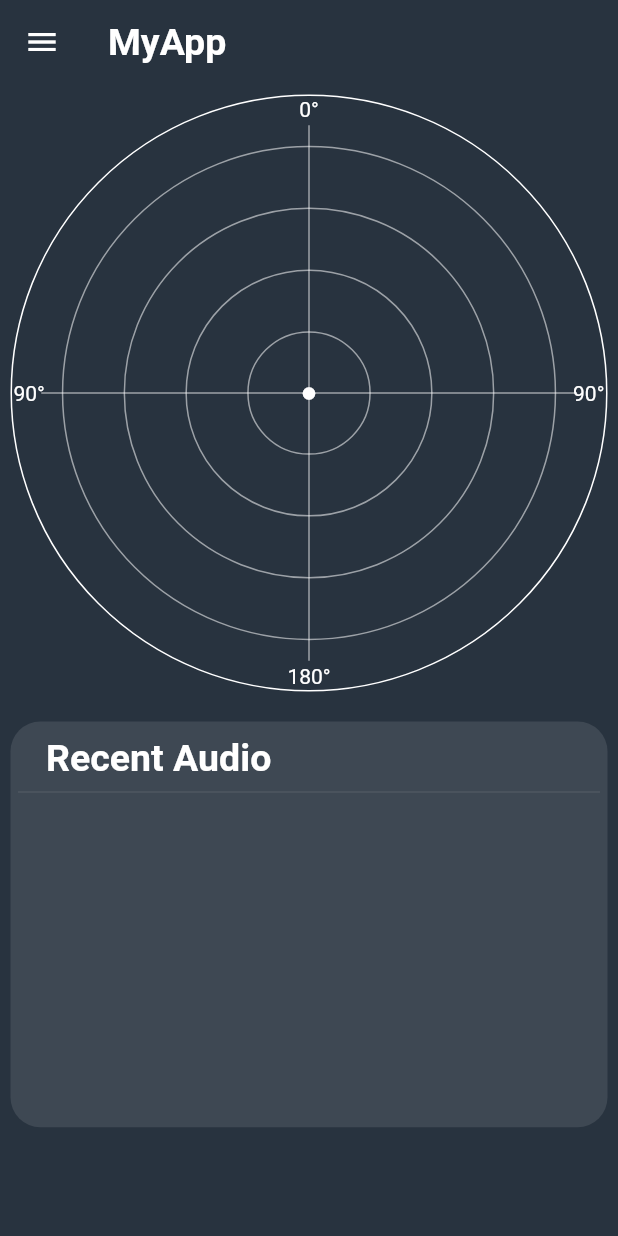
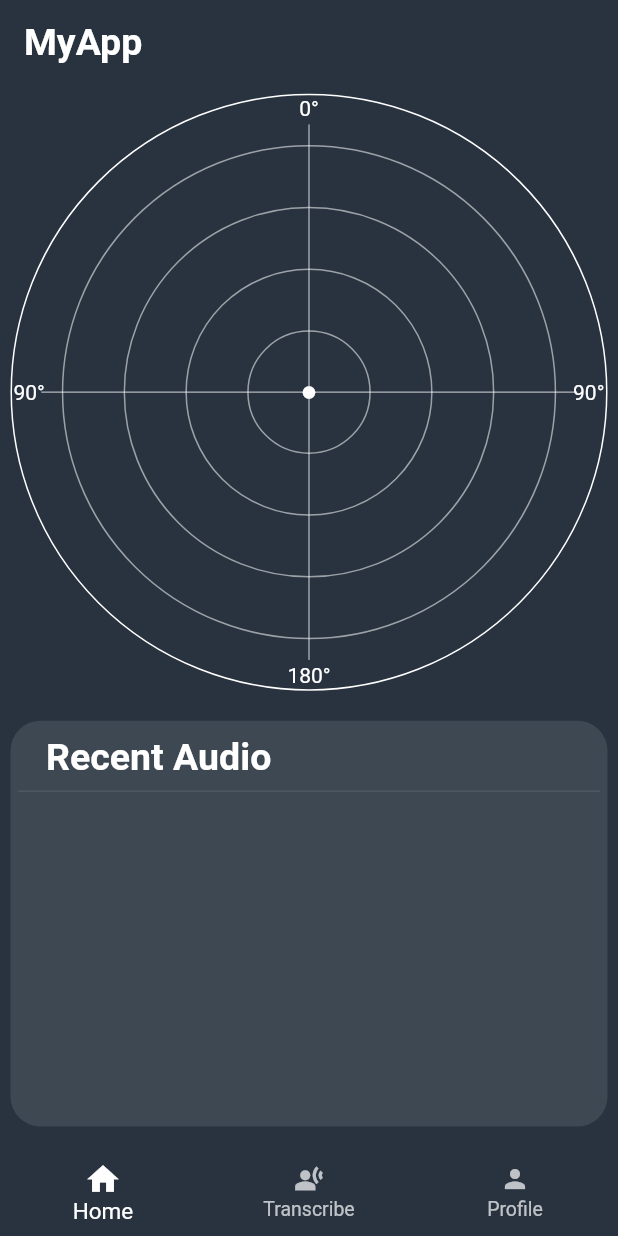
Before and after one commit to krishmehta511/App-for-Hearing-Impared, a Flutter app: the screen it shows after launch, on a phone screen of 412 x 824 dp. Run offline on Flutter 3.47's test engine with Material 2 defaults, Android fonts, the phone set to English and light mode, and no system bars; our stand-ins replace firebase_core, firebase_database, permission_handler, speech_to_text, vibration; missing offline and left inert: colorful_iconify_flutter, iconify_flutter; accounts and stored records are empty.

Commit message:
Transcribe screen done

```diff
--- a/lib/main.dart
+++ b/lib/main.dart
@@ -4,7 +4,6 @@ import 'package:flutter/services.dart';
 import 'package:firebase_core/firebase_core.dart';
 
 import 'screens/main_screen.dart';
-import 'screens/ml_ouput.dart';
 
 import 'providers/audio.dart';
 
@@ -29,10 +28,12 @@ class MyApp extends StatelessWidget {
         debugShowCheckedModeBanner: false,
         title: 'MyApp',
         theme: ThemeData(
+          backgroundColor: const Color.fromRGBO(40, 51, 63, 1),
+          primaryColor: Colors.white,
           brightness: Brightness.dark,
           textTheme: const TextTheme(
             titleLarge: TextStyle(fontWeight: FontWeight.bold, fontSize: 25),
-            titleMedium: TextStyle(fontWeight: FontWeight.bold, fontSize: 18),
+            titleMedium: TextStyle(fontWeight: FontWeight.bold, fontSize: 20),
             titleSmall: TextStyle(fontWeight: FontWeight.bold, fontSize: 12),
           ),
         ),
@@ -48,10 +49,6 @@ class MyApp extends StatelessWidget {
             }
           },
         ),
-        routes: {
-          MainScreen.routeName: (ctx) => const MainScreen(),
-          MLOutput.routeName: (ctx) => const MLOutput(),
-        },
       ),
     );
   }
--- a/lib/screens/main_screen.dart
+++ b/lib/screens/main_screen.dart
@@ -1,10 +1,14 @@
 import 'dart:async';
 import 'package:flutter/material.dart';
 import 'package:provider/provider.dart';
+
 import '../providers/audio.dart';
-import '../widgets/app_drawer.dart';
+
 import '../widgets/audio_info_radar.dart';
 import '../widgets/audio_list.dart';
+
+import 'transcribe.dart';
+import 'profile_screen.dart';
 
 class MainScreen extends StatefulWidget {
   static const routeName = '/MainScreen';
@@ -19,15 +23,20 @@ class _MainScreenState extends State<MainScreen> {
   Timer? _timer;
 
   bool _isInit = true;
+  int _selectedIndex = 0;
+
+  void _onItemTapped(int index) {
+    setState(() {
+      _selectedIndex = index;
+    });
+  }
 
   @override
   void didChangeDependencies() {
     if (_isInit) {
-      setState(() {
-      });
+      setState(() {});
       Provider.of<AudioClassification>(context).fetchAudio().then((value) {
-        setState(() {
-        });
+        setState(() {});
       });
     }
     _isInit = false;
@@ -41,50 +50,88 @@ class _MainScreenState extends State<MainScreen> {
     _timer?.cancel();
   }
 
+  static const List<List<Widget>> _widgetOptions = <List<Widget>>[
+    [
+      Spacer(),
+      AudioInfoRadar(),
+      SizedBox(height: 20),
+      AudioList(),
+      SizedBox(height: 10),
+    ],
+    [
+      Spacer(),
+      Transcribe(),
+    ],
+    [
+      Spacer(),
+      ProfileScreen(),
+    ],
+  ];
+
   @override
   Widget build(BuildContext context) {
     final height = MediaQuery.of(context).size.height -
-        kToolbarHeight -
-        MediaQuery.of(context).padding.top;
+        kToolbarHeight;
+    final width = MediaQuery.of(context).size.width;
 
     return Scaffold(
       extendBodyBehindAppBar: true,
-      drawer: const AppDrawer(),
       appBar: AppBar(
         elevation: 0,
         backgroundColor: Colors.transparent,
         title: const Text('MyApp'),
       ),
-      body: Container(
-        alignment: Alignment.bottomCenter,
-        height: double.infinity,
-        width: double.infinity,
-        color: const Color.fromRGBO(40, 51, 63, 1),
+      body: SingleChildScrollView(
+        physics: const BouncingScrollPhysics(),
         child: Container(
-            padding: const EdgeInsets.all(7),
-            height: height,
-            child: Column(
-              children: const [
-                AudioInfoRadar(),
-                // ElevatedButton(
-                //   onPressed: () {
-                //     setState(() {
-                //       if (_timer != null && _timer!.isActive) {
-                //         _timer!.cancel();
-                //       } else {
-                //         _timer = Timer.periodic(const Duration(seconds: 2), (timer) async {
-                //           await Provider.of<AudioClassification>(context, listen: false).fetchAudioFromStorage();
-                //         });
-                //       }
-                //     });
-                //     debugPrint(_timer!.isActive.toString());
-                //   },
-                //   child: Text(_timer != null && _timer!.isActive ? "Stop" : "Start"),
-                // ),
-                SizedBox(height: 20),
-                AudioList(),
-              ],
-            )),
+          alignment: Alignment.bottomCenter,
+          height: height,
+          width: width,
+          padding: const EdgeInsets.all(7),
+          color: Theme.of(context).backgroundColor,
+          child: Column(
+            children: [
+              ..._widgetOptions.elementAt(_selectedIndex),
+            ],
+          ),
+        ),
+      ),
+      bottomNavigationBar: BottomNavigationBar(
+        items: const [
+          BottomNavigationBarItem(
+            icon: Icon(Icons.home),
+            label: "Home",
+          ),
+          BottomNavigationBarItem(
+            icon: Icon(Icons.transcribe),
+            label: "Transcribe",
+          ),
+          BottomNavigationBarItem(
+            icon: Icon(Icons.person),
+            label: "Profile",
+          ),
+        ],
+        currentIndex: _selectedIndex,
+        onTap: _onItemTapped,
+        backgroundColor: Theme.of(context).backgroundColor,
+        elevation: 0,
+        selectedIconTheme: IconThemeData(
+          color: Theme.of(context).primaryColor,
+          size: 25,
+        ),
+        selectedLabelStyle: TextStyle(
+          fontSize: 15,
+          color: Theme.of(context).primaryColor,
+        ),
+        unselectedIconTheme: IconThemeData(
+          color: Theme.of(context).primaryColor.withOpacity(0.7),
+          size: 20,
+        ),
+        unselectedLabelStyle: TextStyle(
+          fontSize: 13,
+          color: Theme.of(context).primaryColor.withOpacity(0.7),
+        ),
+        selectedItemColor: Colors.white,
       ),
     );
   }
--- a/pubspec.yaml
+++ b/pubspec.yaml
@@ -37,6 +37,8 @@ dependencies:
   vibration: ^1.7.5
   permission_handler:
   path_provider:
+  flutter_sound:
+  speech_to_text:
 
   # The following adds the Cupertino Icons font to your application.
   # Use with the CupertinoIcons class for iOS style icons.
```
Also changed, not shown: lib/providers/audio.dart (+18 -0 lines), lib/screens/ml_ouput.dart (deleted, +0 -189 lines), lib/screens/profile_screen.dart (added, +29 -0 lines), lib/screens/transcribe.dart (added, +247 -0 lines), lib/widgets/app_drawer.dart (deleted, +0 -71 lines), lib/widgets/audio_list.dart (+7 -4 lines), lib/screens/auth_screen.dart (deleted), pubspec.lock.
